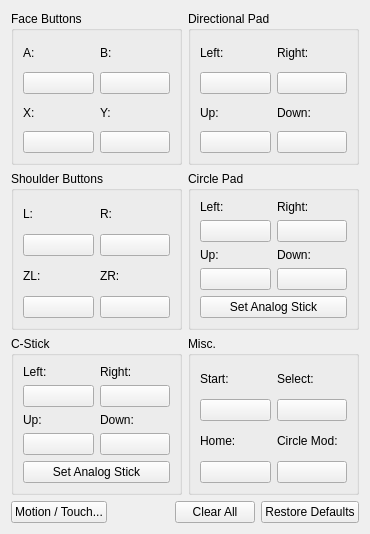
Old version of the form src/citra_qt/configuration/configure_input.ui in the repository PabloMK7/citra.
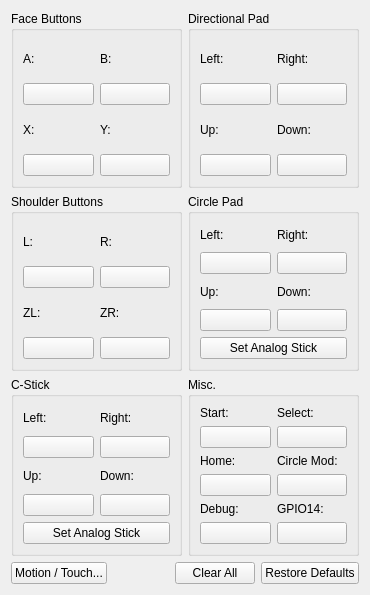
New version of the form.

Commit message: Added GPIO14 button and UI config buttons

The edit to the form file:
```diff
--- a/src/citra_qt/configuration/configure_input.ui
+++ b/src/citra_qt/configuration/configure_input.ui
@@ -7,7 +7,7 @@
     <x>0</x>
     <y>0</y>
     <width>370</width>
-    <height>534</height>
+    <height>595</height>
    </rect>
   </property>
   <property name="windowTitle">
@@ -549,6 +549,42 @@
           </item>
          </layout>
         </item>
+        <item row="2" column="1">
+         <layout class="QVBoxLayout" name="verticalLayout_33">
+          <item>
+           <widget class="QLabel" name="label_41">
+            <property name="text">
+             <string>GPIO14:</string>
+            </property>
+           </widget>
+          </item>
+          <item>
+           <widget class="QPushButton" name="buttonGpio14">
+            <property name="text">
+             <string/>
+            </property>
+           </widget>
+          </item>
+         </layout>
+        </item>
+        <item row="2" column="0">
+         <layout class="QVBoxLayout" name="verticalLayout_32">
+          <item>
+           <widget class="QLabel" name="label_40">
+            <property name="text">
+             <string>Debug:</string>
+            </property>
+           </widget>
+          </item>
+          <item>
+           <widget class="QPushButton" name="buttonDebug">
+            <property name="text">
+             <string/>
+            </property>
+           </widget>
+          </item>
+         </layout>
+        </item>
        </layout>
       </widget>
      </item>
```
The commit also changes 7 other files.
